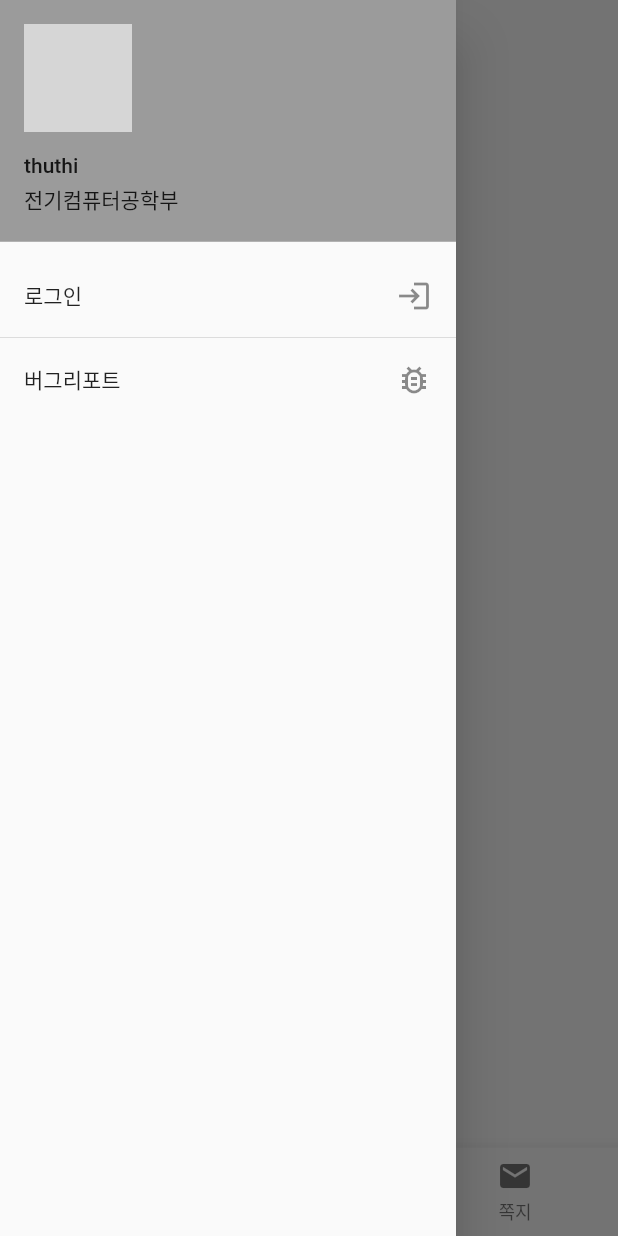
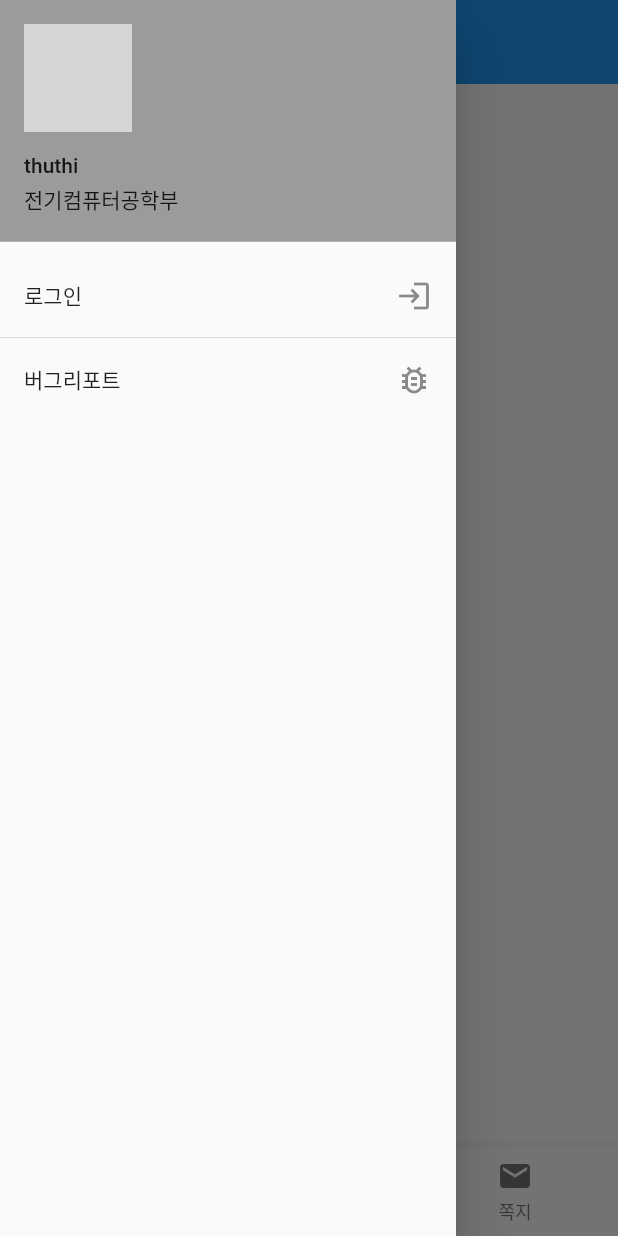
Before and after one commit to whquddn55/PnuPlatoAdvancedBrowser, a Flutter app: the NavigatorPage screen opened by its route, with the side drawer open, on a phone screen of 412 x 824 dp. Run offline on Flutter 3.47's test engine with Material 2 defaults, Android fonts, the phone set to English and light mode, and no system bars; our stand-ins replace dio, flutter_spinkit, get, shared_preferences, sn_progress_dialog; missing offline and left inert: flutter_expanded_tile, flutter_inappwebview; accounts and stored records are empty; network calls fail; grey boxes are pictures that could not be loaded.

Commit message:
Add: PlatoPage ui 목업 추가 Add: CourseListController 추가

```diff
--- /dev/null
+++ b/lib/controllers/courseListController.dart
@@ -0,0 +1,44 @@
+import 'dart:developer';
+
+import 'package:get/get.dart';
+import 'package:html/dom.dart';
+import 'package:html/parser.dart';
+import 'package:dio/dio.dart' as Dio;
+import 'package:pnu_plato_advanced_browser/common.dart';
+import 'package:pnu_plato_advanced_browser/controllers/userDataController.dart';
+
+class CourseListController {
+  static Future<List<Course>?> getCurrentSemesterCourses() async {
+    var options = Dio.Options(
+        headers: {
+          'Cookie': Get.find<UserDataController>().moodleSessionKey
+        });
+    var response = await request('https://plato.pusan.ac.kr/local/ubion/user/index.php?year=2021&semester=20', options: options, callback: Get.find<UserDataController>().login);
+    if (response == null) {
+      /* TODO: 에러메시지 */
+      return null;
+    }
+    Document document = parse(response.data);
+    var courseList = <Course>[];
+    for (var e in document.getElementsByClassName('coursefullname')) {
+      var middle = e.text.split(' ');
+      courseList.add(Course(
+        title: middle[0],
+        sub: middle[1].split('-')[1].substring(0, middle[1].split('-')[1].length - 1),
+        id: e.attributes['href']!.split('id=')[1],
+      ));
+    }
+    if (courseList.isEmpty) {
+      return null;
+    }
+    return courseList;
+  }
+}
+
+class Course {
+  final String title;
+  final String sub;
+  final String id;
+
+  Course({required this.title, required this.sub, required this.id});
+}
--- a/lib/controllers/userDataController.dart
+++ b/lib/controllers/userDataController.dart
@@ -112,6 +112,8 @@ class UserDataController extends GetxController {
     _moodleSessionKey = response.headers.map['set-cookie']![1];
     _debugMsg = 'login success';
     _loginMsg = 'login success';
+
+    print("Synced with Plato");
 
     _updateSyncTime();
     await _getInformation();
--- a/lib/pages/landingPage.dart
+++ b/lib/pages/landingPage.dart
@@ -1,6 +1,6 @@
 import 'package:flutter/material.dart';
 import 'package:get/get.dart';
-import 'package:pnu_plato_advanced_browser/pages/platoPage.dart';
+import 'package:pnu_plato_advanced_browser/pages/platoPage/platoPage.dart';
 import 'package:shared_preferences/shared_preferences.dart';
 
 class LandingPage extends StatefulWidget {
--- a/lib/pages/navigatorPage.dart
+++ b/lib/pages/navigatorPage.dart
@@ -5,7 +5,7 @@ import 'package:pnu_plato_advanced_browser/controllers/userDataController.dart';
 import 'package:pnu_plato_advanced_browser/pages/calendarPage.dart';
 import 'package:pnu_plato_advanced_browser/pages/chatPage.dart';
 import 'package:pnu_plato_advanced_browser/pages/loadingPage.dart';
-import 'package:pnu_plato_advanced_browser/pages/platoPage.dart';
+import 'package:pnu_plato_advanced_browser/pages/platoPage/platoPage.dart';
 import 'package:sn_progress_dialog/sn_progress_dialog.dart';
 
 class NavigatorPage extends StatefulWidget {
@@ -18,12 +18,12 @@ class NavigatorPage extends StatefulWidget {
 class _NavigatorPageState extends State<NavigatorPage> {
   int _currentIndex = 0;
   final _pages = [const PlatoPage(), const CalendarPage(), const ChatPage()];
+  final _loginFuture = Get.find<UserDataController>().login();
 
   @override
   Widget build(BuildContext context) {
     return Scaffold(
       appBar: AppBar(
-        backgroundColor: Colors.transparent,
         elevation: 0.0,
       ),
       drawer: _renderDrawer(),
@@ -52,7 +52,7 @@ class _NavigatorPageState extends State<NavigatorPage> {
         ],
       ),
       body: FutureBuilder(
-        future: Get.find<UserDataController>().login(),
+        future: _loginFuture,
         builder: (context, snapshot) {
           if (snapshot.hasData) {
             return _pages[_currentIndex];
@@ -136,7 +136,6 @@ class _NavigatorPageState extends State<NavigatorPage> {
                         ListTile(
                           onTap: () {
                             Get.changeThemeMode(ThemeMode.light);
-                            print(Get.theme.primaryColor);
                           }
                         )
                       ]
--- a/lib/pages/platoPage.dart
+++ /dev/null
@@ -1,40 +0,0 @@
-import 'package:flutter/material.dart';
-import 'package:get/get.dart';
-import 'package:pnu_plato_advanced_browser/controllers/userDataController.dart';
-
-class PlatoPage extends StatelessWidget {
-  const PlatoPage({Key? key}) : super(key: key);
-
-  @override
-  Widget build(BuildContext context) {
-    return GetBuilder<UserDataController>(
-      builder: (controller) {
-        if (controller.loginStatus == false) {
-          return GestureDetector(
-            behavior: HitTestBehavior.translucent,
-            child: const Center(
-              child: Text('로그인이 필요합니다.',
-                style: TextStyle(
-                  fontSize: 20.0,
-                ),
-              )
-            ),
-            onTap: () {
-              Scaffold.of(context).openDrawer();
-            },
-          );
-        }
-        else {
-          return Column(
-            children: [
-              ExpansionTile(
-                title: Text('현재진행강좌'),
-
-              )
-            ],
-          );
-        }
-      },
-    );
-  }
-}
--- /dev/null
+++ b/lib/pages/platoPage/platoPage.dart
@@ -0,0 +1,89 @@
+import 'package:flutter/material.dart';
+import 'package:get/get.dart';
+import 'package:pnu_plato_advanced_browser/controllers/courseListController.dart';
+import 'package:pnu_plato_advanced_browser/controllers/userDataController.dart';
+import 'package:flutter_expanded_tile/flutter_expanded_tile.dart';
+import 'package:pnu_plato_advanced_browser/pages/loadingPage.dart';
+import 'package:pnu_plato_advanced_browser/pages/platoPage/sections/lectureTile.dart';
+
+class PlatoPage extends StatefulWidget {
+  const PlatoPage({Key? key}) : super(key: key);
+
+  @override
+  State<PlatoPage> createState() => _PlatoPageState();
+}
+
+class _PlatoPageState extends State<PlatoPage> {
+  final ExpandedTileController _expandedTileController = ExpandedTileController(isExpanded: true);
+  var temp = CourseListController.getCurrentSemesterCourses();
+
+  @override
+  void initState() {
+    // TODO: implement initState
+    super.initState();
+  }
+
+  @override
+  Widget build(BuildContext context) {
+    return GetBuilder<UserDataController>(
+      builder: (controller) {
+        if (controller.loginStatus == false) {
+          return GestureDetector(
+            behavior: HitTestBehavior.translucent,
+            child: const Center(
+                child: Text('로그인이 필요합니다.',
+                  style: TextStyle(
+                    fontSize: 20.0,
+                  ),
+                )
+            ),
+            onTap: () {
+              Scaffold.of(context).openDrawer();
+            },
+          );
+        }
+        else {
+          return FutureBuilder(
+              future: temp,
+              builder: (context, snapshot) {
+                if (snapshot.hasData) {
+                  return Column(
+                      children: [
+                        ExpandedTile(
+                            theme: ExpandedTileThemeData(
+                                headerPadding: EdgeInsets.zero,
+                                headerColor: Get.theme.secondaryHeaderColor,
+                                headerRadius: 0.0,
+                                contentPadding: EdgeInsets.all(8.0),
+                                contentRadius: 0.0,
+                                contentBackgroundColor: Colors.transparent
+                            ),
+                            title: const Text('현재 진행 강좌'),
+                            controller: _expandedTileController,
+                            content: _renderCourseList(
+                                snapshot.data as List<Course>)
+                        )
+                      ]
+                  );
+                }
+                else {
+                  return const LoadingPage(msg: '동기화 중...');
+                }
+              }
+          );
+        }
+      },
+    );
+  }
+
+  Widget _renderCourseList(List<Course> courseList) {
+    return Column(
+      children: [
+        for (Course course in courseList) ...[
+          LectureTile(title: course.title, tail: course.sub),
+          const SizedBox(height: 10),
+        ],
+      ],
+    );
+  }
+}
--- a/pubspec.yaml
+++ b/pubspec.yaml
@@ -41,6 +41,7 @@ dependencies:
   flutter_inappwebview:
   shared_preferences: ^2.0.12
   flutter_spinkit: ^5.1.0
+  flutter_expanded_tile: ^0.3.6
 
 dev_dependencies:
   flutter_test:
```
Also changed, not shown: lib/pages/platoPage/sections/lectureTile.dart (added, +89 -0 lines).
